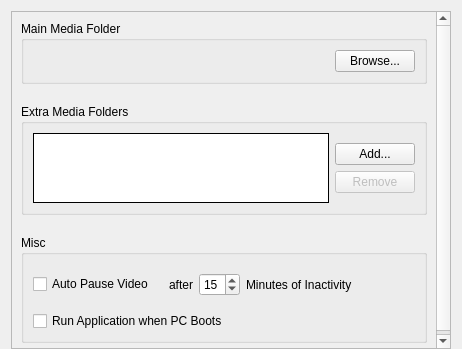
First picture: the form in client/libclient/src/ui/widgets/local_settings/general_preferences_widget.ui, repository networkoptix/nx_open, before the edit.
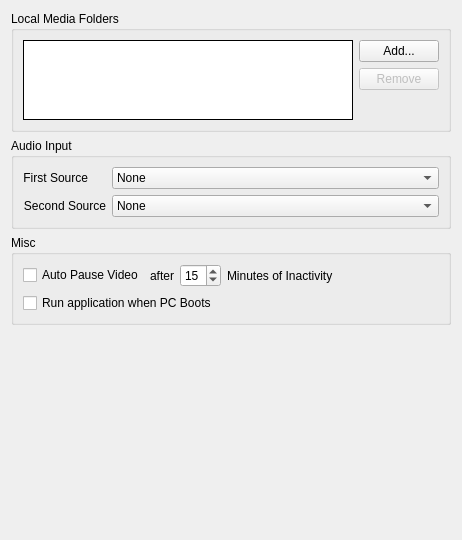
Second picture: the form after the edit.

Commit message:
VMS-2600 - Local Settings dialog UI fixes
<==== Mercurial data ====>
Branch: dev_3.0.0_gui

What changed in the file:
```diff
--- a/client/libclient/src/ui/widgets/local_settings/general_preferences_widget.ui
+++ b/client/libclient/src/ui/widgets/local_settings/general_preferences_widget.ui
@@ -7,91 +7,33 @@
     <x>0</x>
     <y>0</y>
     <width>462</width>
-    <height>349</height>
+    <height>540</height>
    </rect>
   </property>
   <property name="windowTitle">
    <string/>
   </property>
-  <layout class="QVBoxLayout" name="verticalLayout">
+  <layout class="QVBoxLayout" name="verticalLayout" stretch="0,0,0,1">
    <property name="bottomMargin">
     <number>0</number>
    </property>
    <item>
-    <widget class="QScrollArea" name="scrollArea">
-     <property name="horizontalScrollBarPolicy">
-      <enum>Qt::ScrollBarAlwaysOff</enum>
-     </property>
-     <property name="widgetResizable">
-      <bool>true</bool>
-     </property>
-     <property name="alignment">
-      <set>Qt::AlignLeading|Qt::AlignLeft|Qt::AlignTop</set>
-     </property>
-     <widget class="QWidget" name="scrollAreaWidgetContents">
-      <property name="geometry">
-       <rect>
-        <x>0</x>
-        <y>0</y>
-        <width>442</width>
-        <height>338</height>
-       </rect>
-      </property>
-      <layout class="QVBoxLayout" name="verticalLayout_2">
-       <property name="spacing">
-        <number>20</number>
-       </property>
-       <item>
-        <widget class="QGroupBox" name="mainMediaFolderGroupBox">
-         <property name="sizePolicy">
-          <sizepolicy hsizetype="Preferred" vsizetype="Fixed">
-           <horstretch>0</horstretch>
-           <verstretch>0</verstretch>
-          </sizepolicy>
-         </property>
+    <widget class="QGroupBox" name="mediaFoldersGroupBox">
          <property name="title">
-          <string>Main Media Folder</string>
+      <string>Local Media Folders</string>
          </property>
          <property name="flat">
           <bool>true</bool>
          </property>
-         <layout class="QHBoxLayout" name="horizontalLayout_5">
-          <item>
-           <widget class="QLabel" name="mainMediaFolderLabel">
-            <property name="text">
-             <string/>
-            </property>
-           </widget>
-          </item>
-          <item>
-           <widget class="QPushButton" name="browseMainMediaFolderButton">
-            <property name="sizePolicy">
-             <sizepolicy hsizetype="Fixed" vsizetype="Fixed">
-              <horstretch>0</horstretch>
-              <verstretch>0</verstretch>
-             </sizepolicy>
-            </property>
-            <property name="text">
-             <string>Browse...</string>
-            </property>
-           </widget>
-          </item>
-         </layout>
-        </widget>
-       </item>
-       <item>
-        <widget class="QGroupBox" name="extraMediaFoldersGroupBox">
-         <property name="title">
-          <string>Extra Media Folders</string>
-         </property>
-         <property name="flat">
-          <bool>true</bool>
-         </property>
-         <layout class="QVBoxLayout" name="verticalLayout_5">
-          <item>
            <layout class="QHBoxLayout" name="horizontalLayout_2">
             <item>
-             <widget class="QListWidget" name="extraMediaFoldersList">
+       <widget class="QListWidget" name="mediaFoldersList">
+        <property name="maximumSize">
+         <size>
+          <width>16777215</width>
+          <height>80</height>
+         </size>
+        </property>
               <property name="frameShape">
                <enum>QFrame::Box</enum>
               </property>
@@ -103,20 +45,7 @@
             <item>
              <layout class="QVBoxLayout" name="verticalLayout_3">
               <item>
-               <spacer name="verticalSpacer_3">
-                <property name="orientation">
-                 <enum>Qt::Vertical</enum>
-                </property>
-                <property name="sizeHint" stdset="0">
-                 <size>
-                  <width>10</width>
-                  <height>10</height>
-                 </size>
-                </property>
-               </spacer>
-              </item>
-              <item>
-               <widget class="QPushButton" name="addExtraMediaFolderButton">
+         <widget class="QPushButton" name="addMediaFolderButton">
                 <property name="text">
                  <string>Add...</string>
                 </property>
@@ -139,7 +68,7 @@
                 </property>
                 <property name="sizeHint" stdset="0">
                  <size>
-                  <width>10</width>
+            <width>20</width>
                   <height>10</height>
                  </size>
                 </property>
@@ -148,6 +77,54 @@
              </layout>
             </item>
            </layout>
+    </widget>
+   </item>
+   <item>
+    <widget class="QGroupBox" name="audioGroupBox">
+     <property name="title">
+      <string>Audio Input</string>
+     </property>
+     <property name="flat">
+      <bool>true</bool>
+     </property>
+     <layout class="QFormLayout" name="formLayout">
+      <item row="0" column="0">
+       <widget class="QLabel" name="primaryDeviceTextLabel">
+        <property name="text">
+         <string>First Source</string>
+        </property>
+        <property name="alignment">
+         <set>Qt::AlignRight|Qt::AlignTrailing|Qt::AlignVCenter</set>
+        </property>
+       </widget>
+      </item>
+      <item row="0" column="1">
+       <widget class="QComboBox" name="primaryAudioDeviceComboBox">
+        <item>
+         <property name="text">
+          <string>None</string>
+         </property>
+        </item>
+       </widget>
+      </item>
+      <item row="1" column="0">
+       <widget class="QLabel" name="secondaryDeviceTextLabel">
+        <property name="text">
+         <string>Second Source</string>
+        </property>
+        <property name="alignment">
+         <set>Qt::AlignRight|Qt::AlignTrailing|Qt::AlignVCenter</set>
+        </property>
+       </widget>
+      </item>
+      <item row="1" column="1">
+       <widget class="QComboBox" name="secondaryAudioDeviceComboBox">
+        <item>
+         <property name="text">
+          <string>None</string>
+         </property>
+        </item>
+       </widget>
           </item>
          </layout>
         </widget>
@@ -173,6 +150,18 @@
             <item>
              <widget class="QWidget" name="idleTimeoutWidget" native="true">
               <layout class="QHBoxLayout" name="horizontalLayout_3">
+           <property name="leftMargin">
+            <number>0</number>
+           </property>
+           <property name="topMargin">
+            <number>0</number>
+           </property>
+           <property name="rightMargin">
+            <number>0</number>
+           </property>
+           <property name="bottomMargin">
+            <number>0</number>
+           </property>
                <item>
                 <widget class="QLabel" name="idleTimeoutLabel1">
                  <property name="text">
@@ -214,7 +203,7 @@
               <property name="sizeHint" stdset="0">
                <size>
                 <width>40</width>
-                <height>20</height>
+            <height>10</height>
                </size>
               </property>
              </spacer>
@@ -224,16 +213,25 @@
           <item row="1" column="0">
            <widget class="QCheckBox" name="autoStartCheckBox">
             <property name="text">
-             <string>Run Application when PC Boots</string>
+         <string>Run application when PC Boots</string>
             </property>
            </widget>
           </item>
          </layout>
         </widget>
        </item>
-      </layout>
-     </widget>
-    </widget>
+   <item>
+    <spacer name="verticalSpacer">
+     <property name="orientation">
+      <enum>Qt::Vertical</enum>
+     </property>
+     <property name="sizeHint" stdset="0">
+      <size>
+       <width>20</width>
+       <height>40</height>
+      </size>
+     </property>
+    </spacer>
    </item>
   </layout>
  </widget>
```
Left out of the diff: 12 changed lines with no effect on the pictures. Lines whose indentation alone changed are shown as unchanged. The commit also changes 15 other files.
